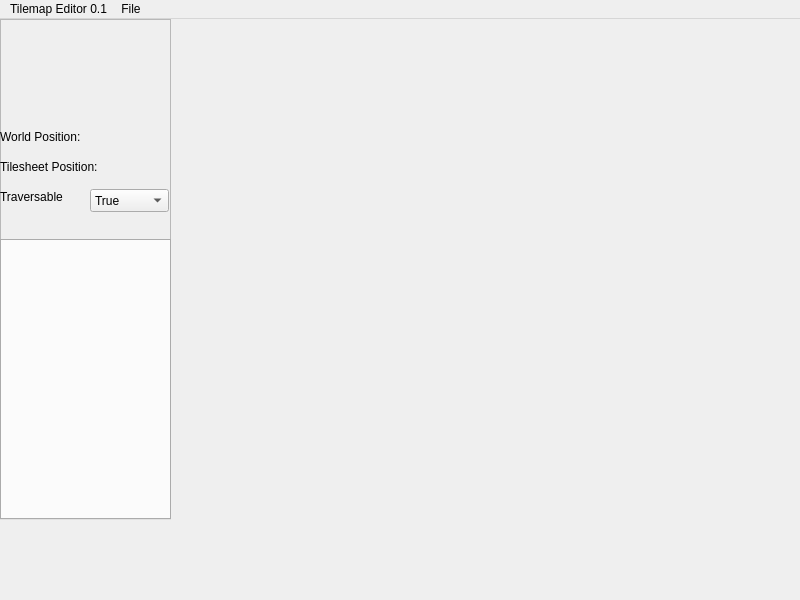
Qt form tme-2/mainwindow.ui (johnmarinelli/tile-map-editor) before a commit.
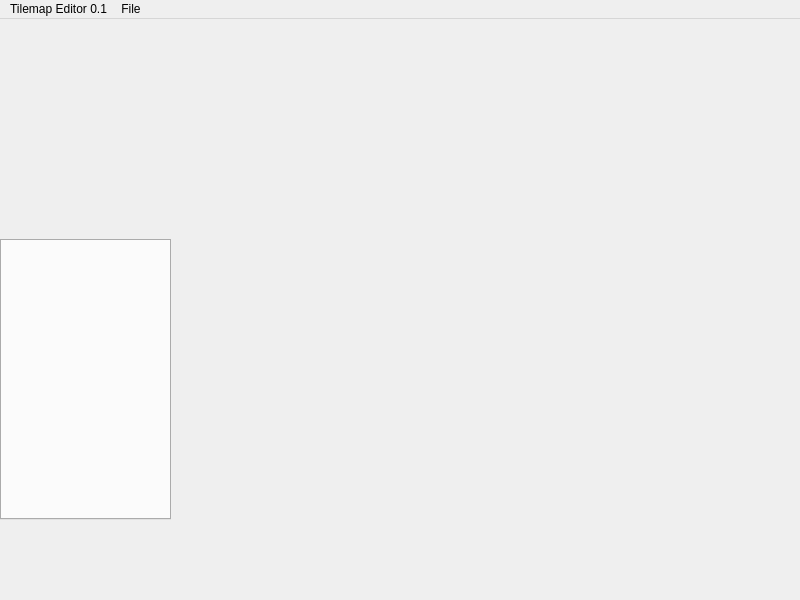
The same form after that commit.

Commit message: refactor current tile frame into its own class

```diff
--- a/tme-2/mainwindow.ui
+++ b/tme-2/mainwindow.ui
@@ -14,94 +14,6 @@
    <string>MainWindow</string>
   </property>
   <widget class="QWidget" name="centralwidget">
-   <widget class="QFrame" name="currentTileFrame">
-    <property name="geometry">
-     <rect>
-      <x>0</x>
-      <y>0</y>
-      <width>171</width>
-      <height>221</height>
-     </rect>
-    </property>
-    <property name="frameShape">
-     <enum>QFrame::StyledPanel</enum>
-    </property>
-    <property name="frameShadow">
-     <enum>QFrame::Raised</enum>
-    </property>
-    <widget class="QLabel" name="currentTileGraphic">
-     <property name="geometry">
-      <rect>
-       <x>10</x>
-       <y>30</y>
-       <width>158</width>
-       <height>99</height>
-      </rect>
-     </property>
-     <property name="text">
-      <string/>
-     </property>
-    </widget>
-    <widget class="QComboBox" name="currentTileTraversable">
-     <property name="geometry">
-      <rect>
-       <x>90</x>
-       <y>170</y>
-       <width>79</width>
-       <height>23</height>
-      </rect>
-     </property>
-     <item>
-      <property name="text">
-       <string>True</string>
-      </property>
-     </item>
-     <item>
-      <property name="text">
-       <string>False</string>
-      </property>
-     </item>
-    </widget>
-    <widget class="QLabel" name="traversableLabel">
-     <property name="geometry">
-      <rect>
-       <x>0</x>
-       <y>170</y>
-       <width>81</width>
-       <height>16</height>
-      </rect>
-     </property>
-     <property name="text">
-      <string>Traversable</string>
-     </property>
-    </widget>
-    <widget class="QLabel" name="currentTileWorldCoords">
-     <property name="geometry">
-      <rect>
-       <x>0</x>
-       <y>110</y>
-       <width>101</width>
-       <height>16</height>
-      </rect>
-     </property>
-     <property name="text">
-      <string>World Position:</string>
-     </property>
-    </widget>
-    <widget class="QLabel" name="currentTileTileSheetCoords">
-     <property name="geometry">
-      <rect>
-       <x>0</x>
-       <y>140</y>
-       <width>121</width>
-       <height>16</height>
-      </rect>
-     </property>
-     <property name="text">
-      <string>Tilesheet Position:</string>
-     </property>
-    </widget>
-   </widget>
    <widget class="QTabWidget" name="tileSheetTabs">
     <property name="geometry">
      <rect>
```
The commit also changes 7 other files.
